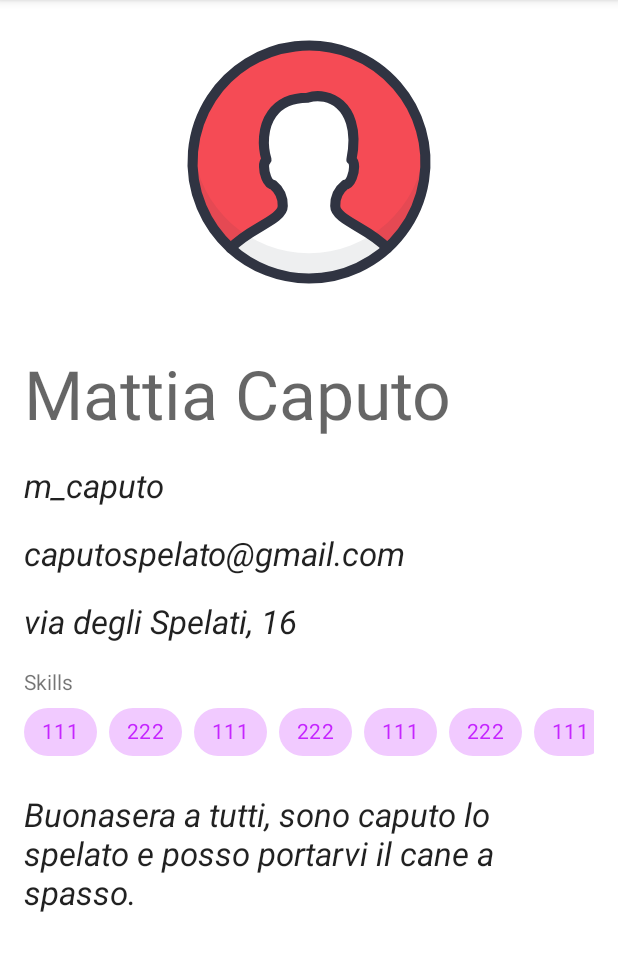
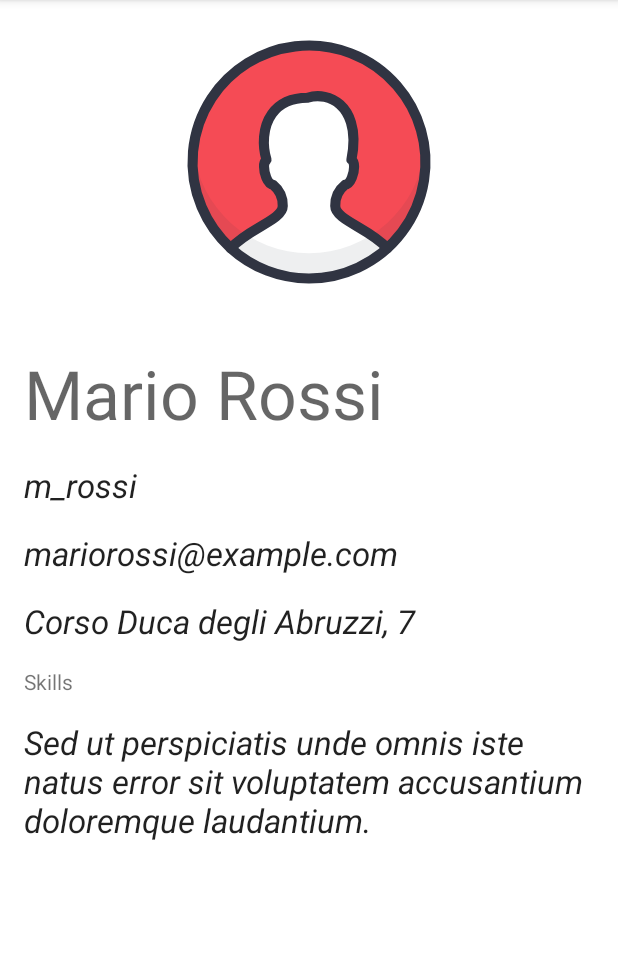
Before and after one commit to francescofiorella/time_banking, an Android app: the screen it shows after launch (ShowProfileActivity), on a phone screen of 412 x 824 dp, the part 84-1055 px from its top. Run offline under Robolectric (Android 15) with nearby library versions, the phone set to English and light mode, and no system bars.

Commit message:
description management added linearlayout removed skills management added profile image RW management added

```diff
--- a/app/src/main/java/com/polito/timebanking/ShowProfileActivity.kt
+++ b/app/src/main/java/com/polito/timebanking/ShowProfileActivity.kt
@@ -5,13 +5,21 @@ import android.content.Context
 import android.content.Intent
 import android.content.SharedPreferences
 import android.graphics.Bitmap
+import android.graphics.BitmapFactory
 import android.os.Bundle
+import android.os.Parcelable
+import android.util.Base64
+import android.view.ContextThemeWrapper
+import android.view.View
 import android.widget.ImageView
 import android.widget.TextView
 import androidx.appcompat.app.AppCompatActivity
 import androidx.core.graphics.drawable.toBitmap
+import androidx.core.view.isGone
 import com.google.android.material.appbar.MaterialToolbar
+import com.google.android.material.chip.Chip
 import com.google.gson.Gson
+import java.io.*
 
 class ShowProfileActivity : AppCompatActivity() {
 
@@ -22,6 +30,7 @@ class ShowProfileActivity : AppCompatActivity() {
         const val NICKNAME_KEY = "group36.lab1.NICKNAME"
         const val EMAIL_KEY = "group36.lab1.EMAIL"
         const val LOCATION_KEY = "group36.lab1.LOCATION"
+        const val SKILLS_KEY = "group36.lab1.SKILLS"
         const val DESCRIPTION_KEY = "group36.lab1.DESCRIPTION"
 
         private const val PHOTO_SAVE_KEY = "photo_save_key"
@@ -29,6 +38,7 @@ class ShowProfileActivity : AppCompatActivity() {
         private const val NICKNAME_SAVE_KEY = "nickname_save_key"
         private const val EMAIL_SAVE_KEY = "email_save_key"
         private const val LOCATION_SAVE_KEY = "location_save_key"
+        private const val SKILLS_SAVE_KEY = "skills_save_key"
         private const val DESCRIPTION_SAVE_KEY = "description_save_key"
 
         private const val SHARED_KEY = "shared_key"
@@ -42,6 +52,17 @@ class ShowProfileActivity : AppCompatActivity() {
     private lateinit var emailTV: TextView
     private lateinit var locationTV: TextView
     private lateinit var descriptionTV : TextView
+    private lateinit var chip1 : Chip
+    private lateinit var chip2 : Chip
+    private lateinit var chip3 : Chip
+    private lateinit var chip4 : Chip
+    private lateinit var chip5 : Chip
+    private lateinit var chip6 : Chip
+    private lateinit var chip7 : Chip
+    private lateinit var chip8 : Chip
+    private lateinit var chipcontrol : MutableList<Chip>
+    private lateinit var photo : Bitmap
+    private var skillsarray = arrayListOf<String>()
     private var sharedPref: SharedPreferences? = null
 
     override fun onCreate(savedInstanceState: Bundle?) {
@@ -55,6 +76,28 @@ class ShowProfileActivity : AppCompatActivity() {
         emailTV = findViewById(R.id.tv_email)
         locationTV = findViewById(R.id.tv_location)
         descriptionTV = findViewById(R.id.tv_description)
+        chip1 = findViewById(R.id.chip_1)
+        chip2 = findViewById(R.id.chip_2)
+        chip3 = findViewById(R.id.chip_3)
+        chip4 = findViewById(R.id.chip_4)
+        chip5 = findViewById(R.id.chip_5)
+        chip6 = findViewById(R.id.chip_6)
+        chip7 = findViewById(R.id.chip_7)
+        chip8 = findViewById(R.id.chip_8)
+        chipcontrol = mutableListOf<Chip>()
+
+        chipcontrol.add(0, chip1)
+        chipcontrol.add(1, chip2)
+        chipcontrol.add(2, chip3)
+        chipcontrol.add(3, chip4)
+        chipcontrol.add(4, chip5)
+        chipcontrol.add(5, chip6)
+        chipcontrol.add(6, chip7)
+        chipcontrol.add(7, chip8)
+
+        for (chip in chipcontrol) {
+            chip.setVisibility(View.GONE)
+        }
 
         sharedPref = applicationContext?.getSharedPreferences(SHARED_KEY, Context.MODE_PRIVATE)
 
@@ -66,7 +109,27 @@ class ShowProfileActivity : AppCompatActivity() {
                     nicknameTV.text = user.nickName
                     emailTV.text = user.email
                     locationTV.text = user.location
+                    skillsarray = user.skills
+                    descriptionTV.text = user.description
                 }
+            }
+        }
+
+        try {
+            val fileInputStream = openFileInput("profileimg.png")
+            val b: Bitmap = BitmapFactory.decodeStream(fileInputStream)
+            photoIV.setImageBitmap(b)
+        }
+
+        catch (e : FileNotFoundException){
+            e.printStackTrace()
+        }
+
+
+        for (skill in skillsarray) {
+            for (chip in chipcontrol) {
+                if (chip.text == skill)
+                    chip.setVisibility(View.VISIBLE)
             }
         }
 
@@ -89,6 +152,7 @@ class ShowProfileActivity : AppCompatActivity() {
         outState.putString(NICKNAME_SAVE_KEY, nicknameTV.text.toString())
         outState.putString(EMAIL_SAVE_KEY, emailTV.text.toString())
         outState.putString(LOCATION_SAVE_KEY, locationTV.text.toString())
+        outState.putStringArrayList(SKILLS_SAVE_KEY, skillsarray)
         outState.putString(DESCRIPTION_SAVE_KEY, descriptionTV.text.toString())
     }
 
@@ -101,7 +165,15 @@ class ShowProfileActivity : AppCompatActivity() {
         nicknameTV.text = savedInstanceState.getString(NICKNAME_SAVE_KEY) ?: ""
         emailTV.text = savedInstanceState.getString(EMAIL_SAVE_KEY) ?: ""
         locationTV.text = savedInstanceState.getString(LOCATION_SAVE_KEY) ?: ""
+        skillsarray = savedInstanceState.getStringArrayList(SKILLS_SAVE_KEY) ?: arrayListOf();
         descriptionTV.text = savedInstanceState.getString(DESCRIPTION_SAVE_KEY) ?: ""
+
+        for (skill in skillsarray) {
+            for(chip in chipcontrol) {
+                if (chip.text == skill)
+                    chip.setVisibility(View.VISIBLE)
+            }
+        }
     }
 
     private fun editProfile() {
@@ -111,6 +183,7 @@ class ShowProfileActivity : AppCompatActivity() {
         intent.putExtra(NICKNAME_KEY, nicknameTV.text.toString())
         intent.putExtra(EMAIL_KEY, emailTV.text.toString())
         intent.putExtra(LOCATION_KEY, locationTV.text.toString())
+        intent.putExtra(SKILLS_KEY, skillsarray)
         intent.putExtra(DESCRIPTION_KEY, descriptionTV.text.toString())
         startActivityForResult(intent, EDIT_KEY)
     }
@@ -122,13 +195,15 @@ class ShowProfileActivity : AppCompatActivity() {
                 if (resultCode == Activity.RESULT_OK) {
                     data?.getParcelableExtra<Bitmap>(PHOTO_KEY)?.let {
                         photoIV.setImageBitmap(it)
+                        photo = it
                     }
+
                     val user = User(
                         data?.getStringExtra(FULL_NAME_KEY) ?: "",
                         data?.getStringExtra(NICKNAME_KEY) ?: "",
                         data?.getStringExtra(EMAIL_KEY) ?: "",
                         data?.getStringExtra(LOCATION_KEY) ?: "",
-                        data?.getStringExtra(DESCRIPTION_KEY)?: "", /* ******* AGGIUSTARE QUI ******* */
+                        data?.getStringArrayListExtra(SKILLS_KEY)?: arrayListOf(),
                         data?.getStringExtra(DESCRIPTION_KEY)?: ""
                     )
                     fNameTV.text = user.fullName
@@ -136,9 +211,32 @@ class ShowProfileActivity : AppCompatActivity() {
                     emailTV.text = user.email
                     locationTV.text = user.location
                     descriptionTV.text = user.description
+
+                    skillsarray = (data?.getStringArrayListExtra(SKILLS_KEY)?: arrayListOf())
+
+                    for (chip in chipcontrol) {
+                        chip.setVisibility(View.GONE)
+                    }
+
+                    for (skill in skillsarray) {
+                        for (chip in chipcontrol) {
+                            if (chip.text == skill)
+                                chip.setVisibility(View.VISIBLE)
+                        }
+                    }
+
+
                     sharedPref?.edit()
                         ?.putString(PROFILE_KEY, Gson().toJson(user) ?: "")
                         ?.apply()
+
+
+                    val filename = "profileimg.png"
+                    val stream = ByteArrayOutputStream()
+                    photo.compress(Bitmap.CompressFormat.PNG, 90, stream)
+                    this.openFileOutput(filename, Context.MODE_PRIVATE).use {
+                        it.write(stream.toByteArray())
+                    }
                 }
             }
             else -> Unit
--- a/app/src/main/res/layout-land/activity_show_profile.xml
+++ b/app/src/main/res/layout-land/activity_show_profile.xml
@@ -62,7 +62,7 @@
                 android:layout_width="0dp"
                 android:layout_height="wrap_content"
                 android:layout_marginVertical="16dp"
-                android:text="Mattia Caputo"
+                android:text="Mario Rossi"
                 android:textAppearance="@style/TextAppearance.AppCompat.Display2"
                 app:layout_constraintEnd_toEndOf="parent"
                 app:layout_constraintStart_toStartOf="parent"
@@ -73,7 +73,7 @@
                 android:layout_width="0dp"
                 android:layout_height="wrap_content"
                 android:layout_marginVertical="16dp"
-                android:text="m_caputo"
+                android:text="m_rossi"
                 android:textAppearance="@style/TextAppearance.AppCompat.Large"
                 android:textStyle="italic"
                 app:layout_constraintEnd_toEndOf="parent"
@@ -97,7 +97,7 @@
                 android:layout_width="0dp"
                 android:layout_height="wrap_content"
                 android:layout_marginVertical="16dp"
-                android:text="via degli Spelati, 16"
+                android:text="Corso Duca degli Abruzzi, 7"
                 android:textAppearance="@style/TextAppearance.AppCompat.Large"
                 android:textStyle="italic"
                 app:layout_constraintEnd_toEndOf="parent"
@@ -135,64 +135,72 @@
                         style="@style/Widget.MaterialComponents.Chip.Choice"
                         android:layout_width="wrap_content"
                         android:layout_height="wrap_content"
+                        android:checkable="false"
                         android:checked="true"
-                        android:text="111" />
+                        android:text="Petlover" />
 
                     <com.google.android.material.chip.Chip
                         android:id="@+id/chip_2"
                         style="@style/Widget.MaterialComponents.Chip.Choice"
                         android:layout_width="wrap_content"
                         android:layout_height="wrap_content"
+                        android:checkable="false"
                         android:checked="true"
-                        android:text="222" />
+                        android:text="Babysitter" />
 
                     <com.google.android.material.chip.Chip
                         android:id="@+id/chip_3"
                         style="@style/Widget.MaterialComponents.Chip.Choice"
                         android:layout_width="wrap_content"
                         android:layout_height="wrap_content"
+                        android:checkable="false"
                         android:checked="true"
-                        android:text="111" />
+                        android:text="Gardener" />
 
                     <com.google.android.material.chip.Chip
                         android:id="@+id/chip_4"
                         style="@style/Widget.MaterialComponents.Chip.Choice"
                         android:layout_width="wrap_content"
                         android:layout_height="wrap_content"
+                        android:checkable="false"
                         android:checked="true"
-                        android:text="222" />
+                        android:text="Carwasher" />
 
                     <com.google.android.material.chip.Chip
                         android:id="@+id/chip_5"
                         style="@style/Widget.MaterialComponents.Chip.Choice"
                         android:layout_width="wrap_content"
                         android:layout_height="wrap_content"
+                        android:checkable="false"
                         android:checked="true"
-                        android:text="111" />
+                        android:text="Magician" />
 
                     <com.google.android.material.chip.Chip
                         android:id="@+id/chip_6"
                         style="@style/Widget.MaterialComponents.Chip.Choice"
                         android:layout_width="wrap_content"
                         android:layout_height="wrap_content"
+                        android:checkable="false"
                         android:checked="true"
-                        android:text="222" />
+                        android:text="Factotum" />
 
                     <com.google.android.material.chip.Chip
                         android:id="@+id/chip_7"
                         style="@style/Widget.MaterialComponents.Chip.Choice"
                         android:layout_width="wrap_content"
                         android:layout_height="wrap_content"
+                        android:checkable="false"
                         android:checked="true"
-                        android:text="111" />
+                        android:text="Scientist" />
 
                     <com.google.android.material.chip.Chip
                         android:id="@+id/chip_8"
                         style="@style/Widget.MaterialComponents.Chip.Choice"
                         android:layout_width="wrap_content"
                         android:layout_height="wrap_content"
+                        android:checkable="false"
                         android:checked="true"
-                        android:text="222" />
+                        android:text="Caregiver" />
 
                 </com.google.android.material.chip.ChipGroup>
 
@@ -203,12 +211,14 @@
                 android:layout_width="0dp"
                 android:layout_height="wrap_content"
                 android:layout_marginVertical="16dp"
+                android:layout_marginTop="20dp"
                 android:gravity="top"
-                android:text="Buonasera a tutti, sono caputo lo spelato e posso portarvi il cane a spasso."
+                android:minLines="3"
+                android:text="Sed ut perspiciatis unde omnis iste natus error sit voluptatem accusantium doloremque laudantium."
                 android:textAppearance="@style/TextAppearance.AppCompat.Large"
                 android:textStyle="italic"
-                android:minLines="3"
                 app:layout_constraintEnd_toEndOf="parent"
+                app:layout_constraintHorizontal_bias="0.0"
                 app:layout_constraintStart_toStartOf="parent"
                 app:layout_constraintTop_toBottomOf="@+id/skills_hsv" />
 
--- a/app/src/main/res/layout/activity_show_profile.xml
+++ b/app/src/main/res/layout/activity_show_profile.xml
@@ -51,7 +51,7 @@
         android:layout_marginVertical="16dp"
         app:layout_constraintStart_toStartOf="parent"
         app:layout_constraintTop_toBottomOf="@id/guideline"
-        android:text="Mattia Caputo"
+        android:text="Mario Rossi"
         android:textAppearance="@style/TextAppearance.AppCompat.Display2" />
 
     <TextView
@@ -62,7 +62,7 @@
         android:layout_marginVertical="16dp"
         app:layout_constraintStart_toStartOf="parent"
         app:layout_constraintTop_toBottomOf="@+id/tv_fullname"
-        android:text="m_caputo"
+        android:text="m_rossi"
         android:textAppearance="@style/TextAppearance.AppCompat.Large"
         android:textStyle="italic" />
 
@@ -74,7 +74,7 @@
         android:layout_marginVertical="16dp"
         app:layout_constraintStart_toStartOf="parent"
         app:layout_constraintTop_toBottomOf="@+id/tv_nickname"
-        android:text="caputospelato@gmail.com"
+        android:text="mariorossi@example.com"
         android:textAppearance="@style/TextAppearance.AppCompat.Large"
         android:textStyle="italic" />
 
@@ -86,7 +86,7 @@
         android:layout_marginVertical="16dp"
         app:layout_constraintStart_toStartOf="parent"
         app:layout_constraintTop_toBottomOf="@+id/tv_email"
-        android:text="via degli Spelati, 16"
+        android:text="Corso Duca degli Abruzzi, 7"
         android:textAppearance="@style/TextAppearance.AppCompat.Large"
         android:textStyle="italic" />
 
@@ -104,7 +104,7 @@
         android:layout_width="match_parent"
         android:layout_height="wrap_content"
         android:layout_marginHorizontal="16dp"
-        android:layout_marginBottom="16dp"
+        android:layout_marginStart="16dp"
         android:scrollbars="none"
         app:layout_constraintStart_toStartOf="parent"
         app:layout_constraintTop_toBottomOf="@id/skills_tv">
@@ -120,64 +120,74 @@
                 style="@style/Widget.MaterialComponents.Chip.Choice"
                 android:layout_width="wrap_content"
                 android:layout_height="wrap_content"
+                android:checkable="false"
                 android:checked="true"
-                android:text="111" />
+                android:text="Petlover"
+                tools:layout_editor_absoluteX="-133dp"
+                tools:layout_editor_absoluteY="489dp" />
 
             <com.google.android.material.chip.Chip
                 android:id="@+id/chip_2"
                 style="@style/Widget.MaterialComponents.Chip.Choice"
                 android:layout_width="wrap_content"
                 android:layout_height="wrap_content"
+                android:checkable="false"
                 android:checked="true"
-                android:text="222" />
+                android:text="Babysitter" />
 
             <com.google.android.material.chip.Chip
                 android:id="@+id/chip_3"
                 style="@style/Widget.MaterialComponents.Chip.Choice"
                 android:layout_width="wrap_content"
                 android:layout_height="wrap_content"
+                android:checkable="false"
                 android:checked="true"
-                android:text="111" />
+                android:text="Gardener" />
 
             <com.google.android.material.chip.Chip
                 android:id="@+id/chip_4"
                 style="@style/Widget.MaterialComponents.Chip.Choice"
                 android:layout_width="wrap_content"
                 android:layout_height="wrap_content"
+                android:checkable="false"
                 android:checked="true"
-                android:text="222" />
+                android:text="Carwasher" />
 
             <com.google.android.material.chip.Chip
                 android:id="@+id/chip_5"
                 style="@style/Widget.MaterialComponents.Chip.Choice"
                 android:layout_width="wrap_content"
                 android:layout_height="wrap_content"
+                android:checkable="false"
                 android:checked="true"
-                android:text="111" />
+                android:text="Magician" />
 
             <com.google.android.material.chip.Chip
                 android:id="@+id/chip_6"
                 style="@style/Widget.MaterialComponents.Chip.Choice"
                 android:layout_width="wrap_content"
                 android:layout_height="wrap_content"
+                android:checkable="false"
                 android:checked="true"
-                android:text="222" />
+                android:text="Factotum" />
 
             <com.google.android.material.chip.Chip
                 android:id="@+id/chip_7"
                 style="@style/Widget.MaterialComponents.Chip.Choice"
                 android:layout_width="wrap_content"
                 android:layout_height="wrap_content"
+                android:checkable="false"
                 android:checked="true"
-                android:text="111" />
+                android:text="Scientist" />
 
             <com.google.android.material.chip.Chip
                 android:id="@+id/chip_8"
                 style="@style/Widget.MaterialComponents.Chip.Choice"
                 android:layout_width="wrap_content"
                 android:layout_height="wrap_content"
+                android:checkable="false"
                 android:checked="true"
-                android:text="222" />
+                android:text="Caregiver" />
 
         </com.google.android.material.chip.ChipGroup>
 
@@ -190,7 +200,7 @@
         android:layout_marginHorizontal="16dp"
         android:layout_marginVertical="16dp"
         android:gravity="top"
-        android:text="Buonasera a tutti, sono caputo lo spelato e posso portarvi il cane a spasso."
+        android:text="Sed ut perspiciatis unde omnis iste natus error sit voluptatem accusantium doloremque laudantium."
         android:minLines="3"
         app:layout_constraintStart_toStartOf="parent"
         app:layout_constraintTop_toBottomOf="@+id/skills_hsv"
```
Also changed, not shown: app/src/main/java/com/polito/timebanking/EditProfileActivity.kt (+50 -3 lines), app/src/main/java/com/polito/timebanking/User.kt (+10 -3 lines), app/src/main/res/layout-land/activity_edit_profile.xml (+16 -16 lines), app/src/main/res/layout/activity_edit_profile.xml (+16 -16 lines).
